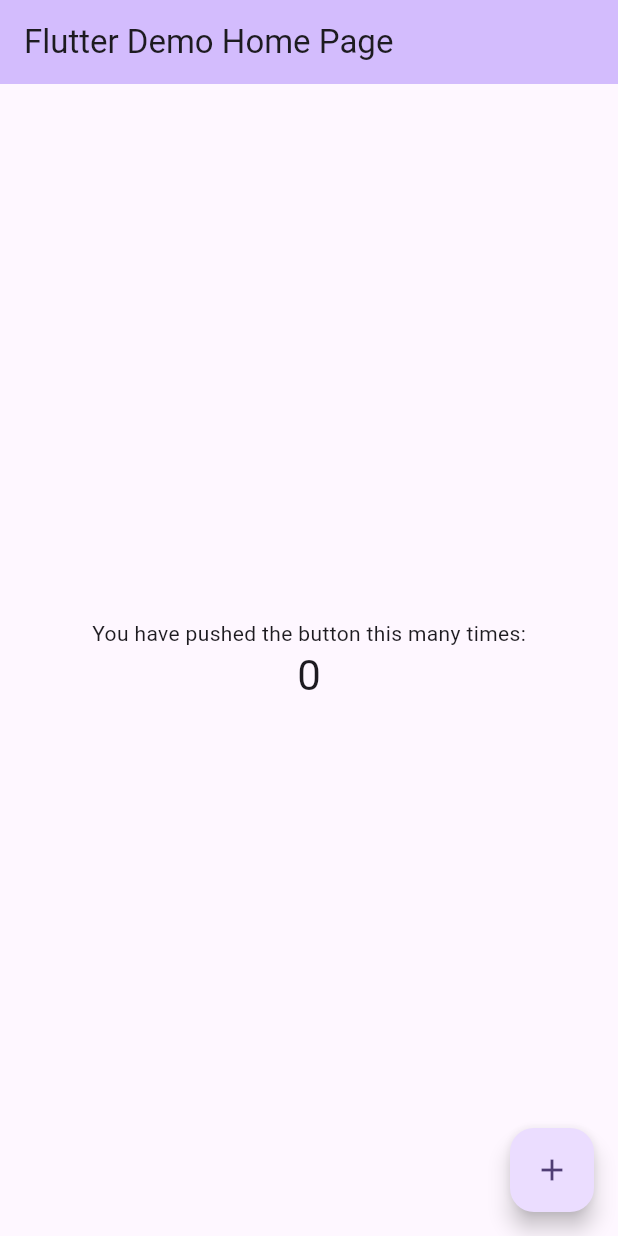
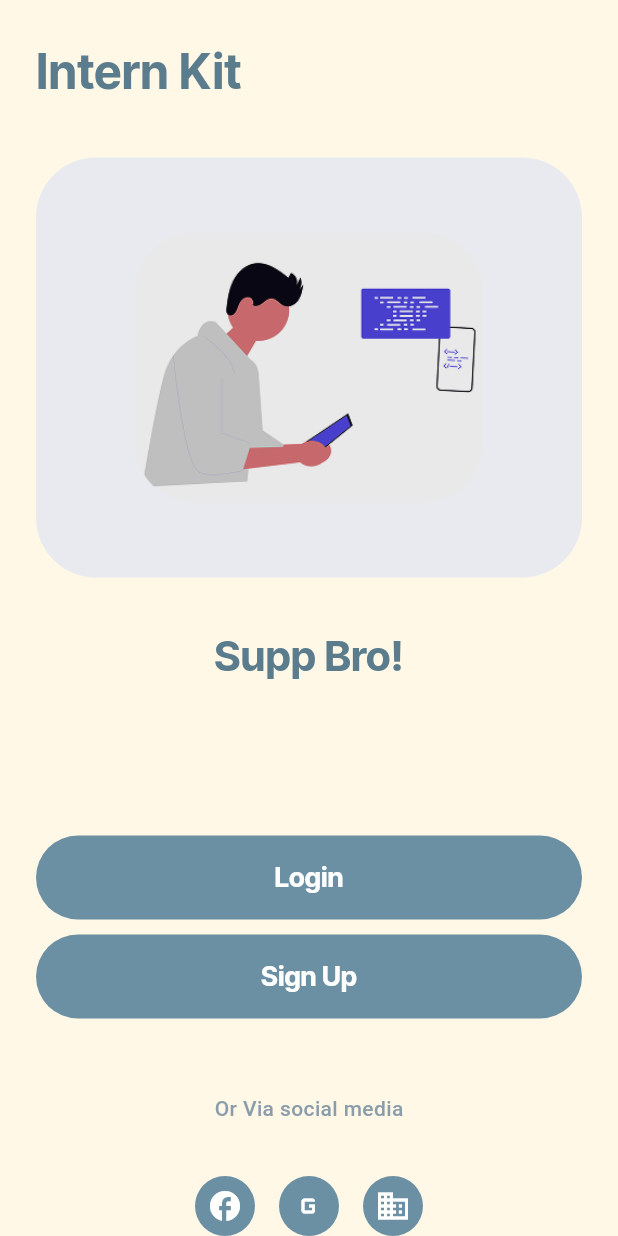
Before and after one commit to emem200320/projectkit-flutter, a Flutter app: the screen it shows after launch, on a phone screen of 412 x 824 dp. Run offline on Flutter 3.47's test engine with Material 3 defaults, Android fonts, the phone set to English and light mode, and no system bars.

Commit message:
Login Page UI Added

```diff
--- a/lib/main.dart
+++ b/lib/main.dart
@@ -1,4 +1,5 @@
 import 'package:flutter/material.dart';
+import 'pages/login_page.dart';
 
 void main() {
   runApp(const MyApp());
@@ -10,113 +11,6 @@ class MyApp extends StatelessWidget {
   // This widget is the root of your application.
   @override
   Widget build(BuildContext context) {
-    return MaterialApp(
-      title: 'Flutter Demo',
-      theme: ThemeData(
-        // This is the theme of your application.
-        //
-        // TRY THIS: Try running your application with "flutter run". You'll see
-        // the application has a purple toolbar. Then, without quitting the app,
-        // try changing the seedColor in the colorScheme below to Colors.green
-        // and then invoke "hot reload" (save your changes or press the "hot
-        // reload" button in a Flutter-supported IDE, or press "r" if you used
-        // the command line to start the app).
-        //
-        // Notice that the counter didn't reset back to zero; the application
-        // state is not lost during the reload. To reset the state, use hot
-        // restart instead.
-        //
-        // This works for code too, not just values: Most code changes can be
-        // tested with just a hot reload.
-        colorScheme: ColorScheme.fromSeed(seedColor: Colors.deepPurple),
-      ),
-      home: const MyHomePage(title: 'Flutter Demo Home Page'),
-    );
+    return MaterialApp(debugShowCheckedModeBanner: false, home: LoginPage());
   }
 }
-
-class MyHomePage extends StatefulWidget {
-  const MyHomePage({super.key, required this.title});
-
-  // This widget is the home page of your application. It is stateful, meaning
-  // that it has a State object (defined below) that contains fields that affect
-  // how it looks.
-
-  // This class is the configuration for the state. It holds the values (in this
-  // case the title) provided by the parent (in this case the App widget) and
-  // used by the build method of the State. Fields in a Widget subclass are
-  // always marked "final".
-
-  final String title;
-
-  @override
-  State<MyHomePage> createState() => _MyHomePageState();
-}
-
-class _MyHomePageState extends State<MyHomePage> {
-  int _counter = 0;
-
-  void _incrementCounter() {
-    setState(() {
-      // This call to setState tells the Flutter framework that something has
-      // changed in this State, which causes it to rerun the build method below
-      // so that the display can reflect the updated values. If we changed
-      // _counter without calling setState(), then the build method would not be
-      // called again, and so nothing would appear to happen.
-      _counter++;
-    });
-  }
-
-  @override
-  Widget build(BuildContext context) {
-    // This method is rerun every time setState is called, for instance as done
-    // by the _incrementCounter method above.
-    //
-    // The Flutter framework has been optimized to make rerunning build methods
-    // fast, so that you can just rebuild anything that needs updating rather
-    // than having to individually change instances of widgets.
-    return Scaffold(
-      appBar: AppBar(
-        // TRY THIS: Try changing the color here to a specific color (to
-        // Colors.amber, perhaps?) and trigger a hot reload to see the AppBar
-        // change color while the other colors stay the same.
-        backgroundColor: Theme.of(context).colorScheme.inversePrimary,
-        // Here we take the value from the MyHomePage object that was created by
-        // the App.build method, and use it to set our appbar title.
-        title: Text(widget.title),
-      ),
-      body: Center(
-        // Center is a layout widget. It takes a single child and positions it
-        // in the middle of the parent.
-        child: Column(
-          // Column is also a layout widget. It takes a list of children and
-          // arranges them vertically. By default, it sizes itself to fit its
-          // children horizontally, and tries to be as tall as its parent.
-          //
-          // Column has various properties to control how it sizes itself and
-          // how it positions its children. Here we use mainAxisAlignment to
-          // center the children vertically; the main axis here is the vertical
-          // axis because Columns are vertical (the cross axis would be
-          // horizontal).
-          //
-          // TRY THIS: Invoke "debug painting" (choose the "Toggle Debug Paint"
-          // action in the IDE, or press "p" in the console), to see the
-          // wireframe for each widget.
-          mainAxisAlignment: MainAxisAlignment.center,
-          children: <Widget>[
-            const Text('You have pushed the button this many times:'),
-            Text(
-              '$_counter',
-              style: Theme.of(context).textTheme.headlineMedium,
-            ),
-          ],
-        ),
-      ),
-      floatingActionButton: FloatingActionButton(
-        onPressed: _incrementCounter,
-        tooltip: 'Increment',
-        child: const Icon(Icons.add),
-      ), // This trailing comma makes auto-formatting nicer for build methods.
-    );
-  }
-}
--- /dev/null
+++ b/lib/pages/login_page.dart
@@ -0,0 +1,175 @@
+import 'package:flutter/material.dart';
+
+class LoginPage extends StatefulWidget {
+  const LoginPage({super.key});
+
+  @override
+  State<LoginPage> createState() => _LoginPageState();
+}
+
+class _LoginPageState extends State<LoginPage> {
+  @override
+  Widget build(BuildContext context) {
+    return Scaffold(
+      backgroundColor: Color(0xFFFFF8E7),
+      body: SafeArea(
+        child: Padding(
+          padding: EdgeInsets.symmetric(horizontal: 24),
+          child: Column(
+            crossAxisAlignment: CrossAxisAlignment.start,
+            children: [
+              SizedBox(height: 24),
+              Text(
+                'Intern Kit',
+                style: TextStyle(
+                  fontFamily: 'InterTight',
+                  fontSize:32,
+                  fontWeight: FontWeight.bold,
+                  color: Color(0xFF5B7C8D),
+                ),
+              ),
+              SizedBox(height: 35),
+              Container(
+                width: double.infinity,
+                padding: EdgeInsets.symmetric(horizontal:40, vertical: 50),
+                decoration: BoxDecoration(
+                  color: Color(0xFFE8EAF0),
+                  borderRadius: BorderRadius.circular(40),
+                ),
+                child: Image.asset(
+                  'assets/images/login.png',
+                  fit: BoxFit.contain,
+                  height: 180,
+                ),
+              ),
+              SizedBox(height: 32),
+              Center(
+                child: Text(
+                'Supp Bro!',
+                style: TextStyle(
+                  fontFamily: 'InterTight',
+                  letterSpacing: 0.1,
+                  fontSize: 28,
+                  fontWeight: FontWeight.bold,
+                  color: Color(0xFF5A7C8C),
+                  decorationColor: Color(0xFF5A7C8C),
+                  decorationThickness: 2,
+                  )
+                ),
+              ),
+              Spacer(),
+                            SizedBox(
+                width: double.infinity,
+                height: 56,
+                child: ElevatedButton(
+                  onPressed: (){},
+                  style: ElevatedButton.styleFrom(
+                    backgroundColor: Color(0xFF6B8FA3),
+                    foregroundColor: Colors.white,
+                    elevation: 0,
+                    shape: RoundedRectangleBorder(borderRadius: BorderRadius.circular(28)),
+                    ),
+                    child: Text(
+                    'Login',
+                    style: TextStyle(
+                      fontFamily: 'InterTight',
+                      fontSize: 18,
+                      fontWeight: FontWeight.bold,
+                      letterSpacing: 0.01,
+                    ),
+                  ),
+                ),
+              ),
+              SizedBox(height: 10),
+              SizedBox(
+                width: double.infinity,
+                height: 56,
+                child: ElevatedButton(
+                  onPressed: () {
+                    // Sign up action
+                  },
+                  style: ElevatedButton.styleFrom(
+                    backgroundColor: Color(0xFF6B8FA3),
+                    foregroundColor: Colors.white,
+                    elevation: 0,
+                    shape: RoundedRectangleBorder(
+                      borderRadius: BorderRadius.circular(28),
+                    ),
+                  ),
+                  child: Text(
+                    'Sign Up',
+                    style: TextStyle(
+                      fontFamily: 'InterTight',
+                      fontSize: 18,
+                      fontWeight: FontWeight.bold,
+                      letterSpacing: 0.01,
+                    ),
+                  ),
+                ),
+              ),
+              SizedBox(height: 50),
+              Center(
+                child:
+                  Text(
+                'Or Via social media',
+                style: TextStyle(
+                fontSize: 14,
+                color: Color(0xFF8B9DAA),
+                fontWeight: FontWeight.w500,
+                ),
+              ),
+              ),
+              SizedBox(height: 35),
+              Row(
+              mainAxisAlignment: MainAxisAlignment.center,
+                children: [
+                  // Facebook
+                  Container(
+                    width: 40,
+                    height: 40,
+                    decoration: BoxDecoration(
+                      color: Color(0xFF6B8FA3),
+                      shape: BoxShape.circle,
+                    ),
+                    child: IconButton(
+                      icon: Icon(Icons.facebook, color: Colors.white, size: 24),
+                      onPressed: () {},
+                    ),
+                  ),
+                  SizedBox(width: 16),
+                  // Google
+                  Container(
+                    width: 40,
+                    height: 40,
+                    decoration: BoxDecoration(
+                      color: Color(0xFF6B8FA3),
+                      shape: BoxShape.circle,
+                    ),
+                    child: IconButton(
+                      icon: Icon(Icons.g_mobiledata, color: Colors.white, size: 24),
+                      onPressed: () {},
+                    ),
+                  ),
+                  SizedBox(width: 16),
+                  // LinkedIn
+                  Container(
+                    width: 40,
+                    height: 40,
+                    decoration: BoxDecoration(
+                      color: Color(0xFF6B8FA3),
+                      shape: BoxShape.circle,
+                    ),
+                    child: IconButton(
+                      icon: Icon(Icons.business, color: Colors.white, size: 24),
+                      onPressed: () {},
+                    ),
+                  ),
+                ],
+              ),
+            ],
+          ),
+        ),
+      ),
+    );
+  }
+}
```
Also changed, not shown: pubspec.yaml (+6 -12 lines), assets/images/login.png (added), fonts/InterTight-VariableFont_wght.ttf (added).
